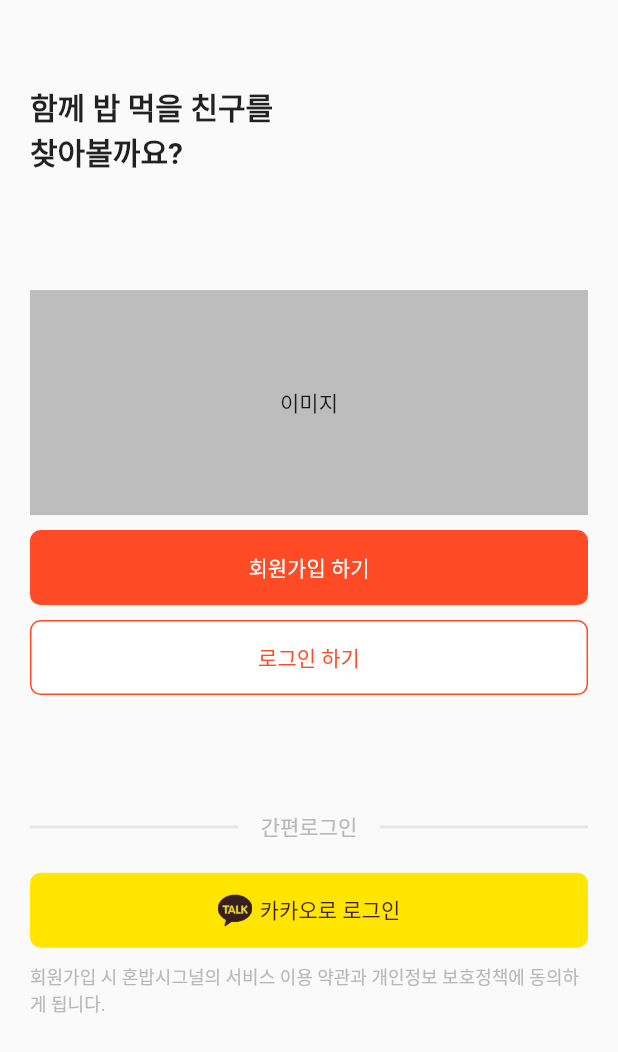
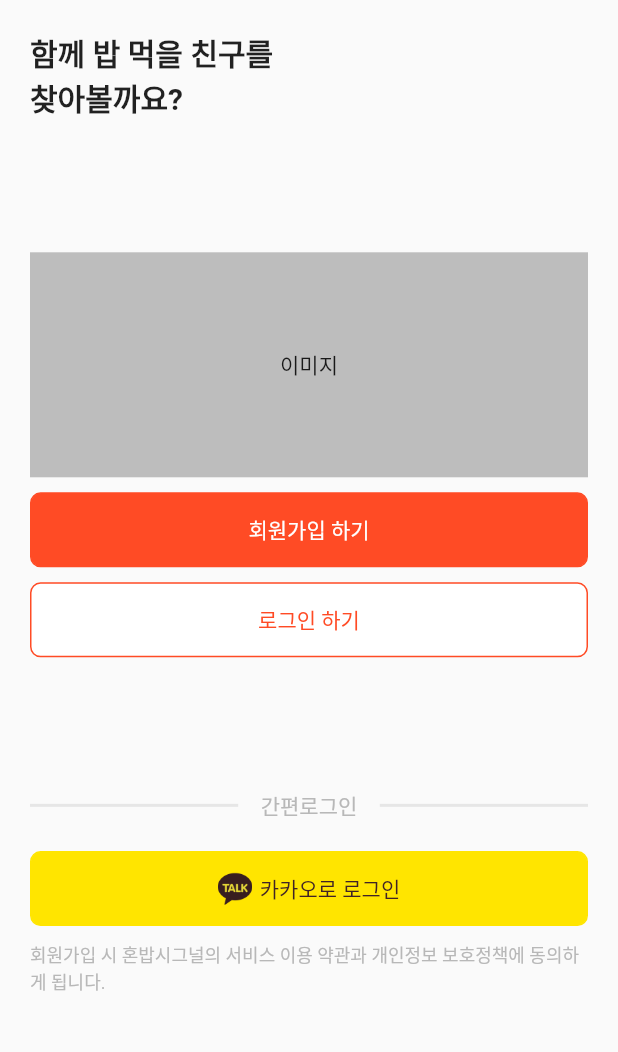
Before and after one commit to MadMax-Team/honbap_signal_flutter, a Flutter app: the screen it shows after launch, on a phone screen of 412 x 824 dp. Shown: the top 1052 px of the screen. Run offline on Flutter 3.47's test engine with Material 2 defaults, Android fonts, the phone set to English and light mode, and no system bars.

Commit message:
change login screen appbar height to 20

```diff
--- a/lib/screens/login_screen.dart
+++ b/lib/screens/login_screen.dart
@@ -7,9 +7,12 @@ class LoginScreen extends StatelessWidget {
   @override
   Widget build(BuildContext context) {
     return Scaffold(
-      appBar: AppBar(
-        elevation: 0,
-        backgroundColor: Colors.transparent,
+      appBar: PreferredSize(
+        preferredSize: const Size.fromHeight(20),
+        child: AppBar(
+          elevation: 0,
+          backgroundColor: Colors.transparent,
+        ),
       ),
       body: Padding(
         padding: const EdgeInsets.symmetric(horizontal: 20),
```
